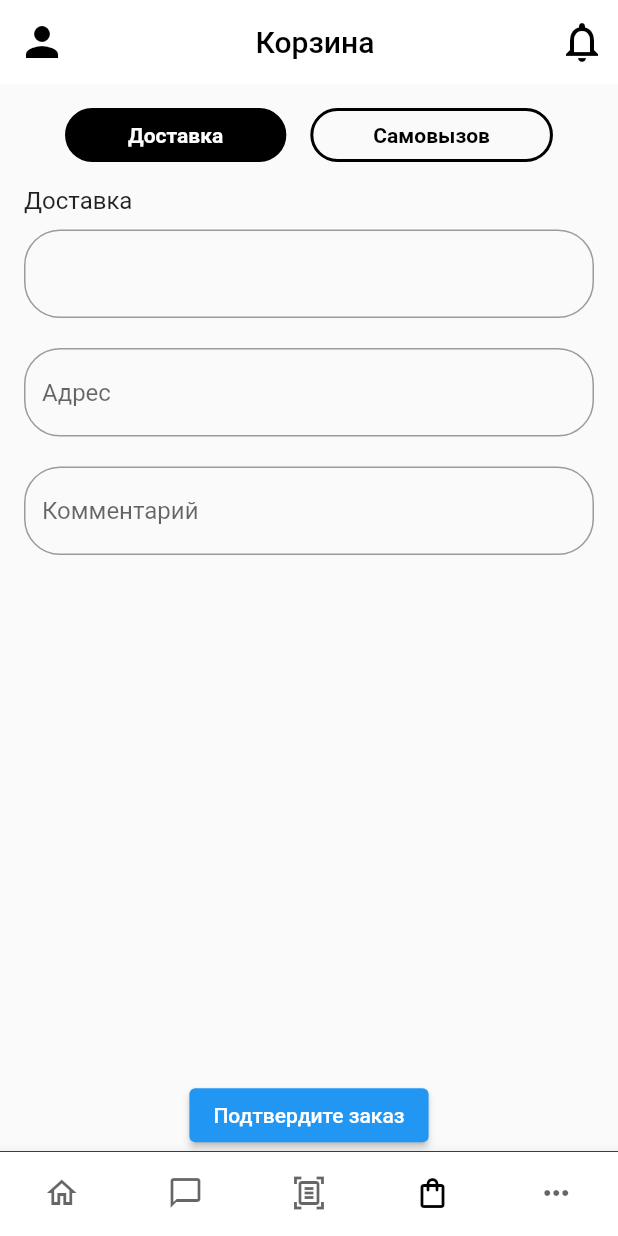
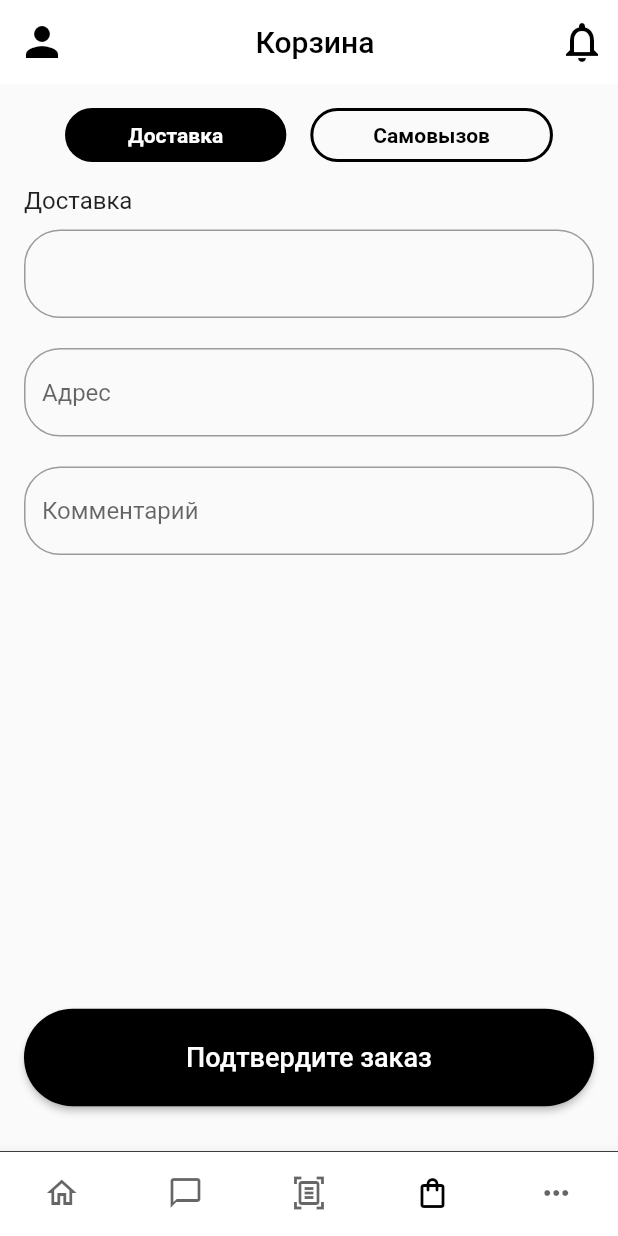
Before and after one commit to KubanychbekovT/shop, a Flutter app: the screen it shows after launch, item 4 of the bottom bar chosen, on a phone screen of 412 x 824 dp. Run offline on Flutter 3.47's test engine with Material 2 defaults, Android fonts, the light colour scheme and no system bars; our stand-ins replace flutter_bloc, flutter_compass; missing offline and left inert: adhan_dart, pray_times.

Commit message:
feat: refactor cartpage

```diff
--- a/lib/presentation/basket/cart_page.dart
+++ b/lib/presentation/basket/cart_page.dart
@@ -189,7 +189,12 @@ class _CartPageState extends State<CartPage> {
               },
             ),
           ),
-          ElevatedButton(
+          Row(
+            children: [
+              Expanded(
+                child: Padding(
+                  padding: const EdgeInsets.symmetric(horizontal: 16.0),
+                  child: ElevatedButton(
                     onPressed: () {
                       Navigator.push(
                         context,
@@ -198,8 +203,20 @@ class _CartPageState extends State<CartPage> {
                         ),
                       );
                     },
-            child: Text('Подтвердите заказ'),
+                    style: ElevatedButton.styleFrom(
+                      backgroundColor: Colors.black,
+                      shape: RoundedRectangleBorder(
+                        borderRadius: BorderRadius.circular(50.0),
                       ),
+                      padding: EdgeInsets.symmetric(vertical: 22),
+                    ),
+                    child: Text('Подтвердите заказ', style: TextStyle(fontSize: 18),),
+                  ),
+                ),
+              ),
+            ],
+          ),
+          SizedBox(height: 30),
         ],
       ),
     );
```
Also changed, not shown: lib/domain/cart/quantity.dart (deleted). Lines whose indentation alone changed are shown as unchanged.
